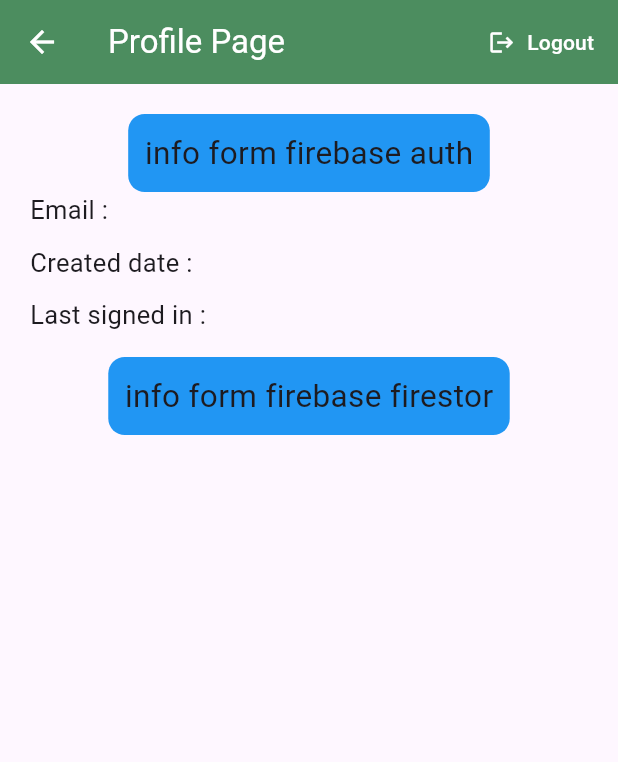
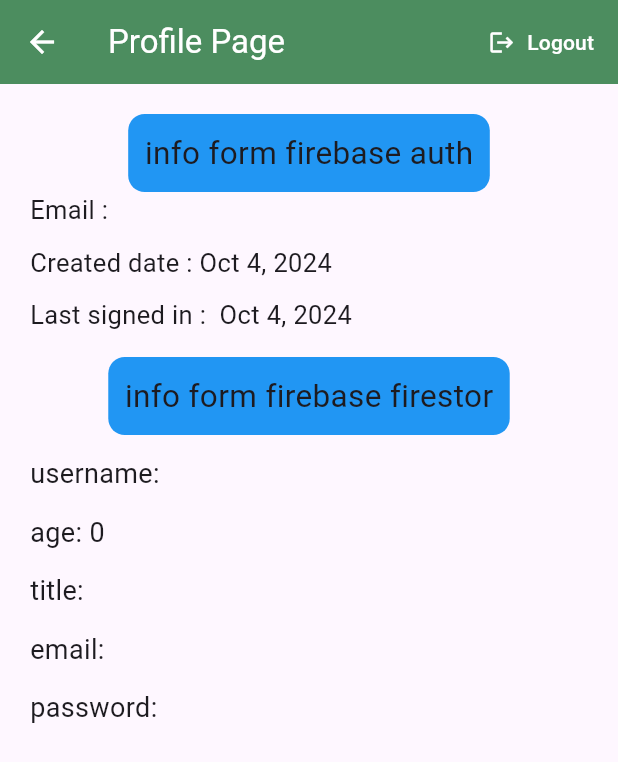
Before and after one commit to lbarsidati22/ecommerce_app, a Flutter app: the screen it shows once a user with an empty profile is signed in, in the side drawer, after a tap on "Profile Page", on a phone screen of 412 x 824 dp. Shown: the top 762 px of the screen. Run offline on Flutter 3.47's test engine with Material 3 defaults, Android fonts, the phone set to English and light mode, and no system bars; our stand-ins replace cloud_firestore, firebase_auth, firebase_core, flutter_svg, google_sign_in; accounts and stored records are empty; statements that could not run were skipped.

Commit message:
get data from firestor

```diff
--- a/lib/pages/Profile_page.dart
+++ b/lib/pages/Profile_page.dart
@@ -1,8 +1,10 @@
-// ignore_for_file: prefer_const_constructors, prefer_const_literals_to_create_immutables
+// ignore_for_file: prefer_const_constructors
 
 import 'package:ecommerce_app/shared/colors_constans.dart';
+import 'package:ecommerce_app/shared/data_firestore.dart';
 import 'package:firebase_auth/firebase_auth.dart';
 import 'package:flutter/material.dart';
+import 'package:intl/intl.dart';
 
 class ProfilePage extends StatefulWidget {
   const ProfilePage({super.key});
@@ -14,6 +16,7 @@ class ProfilePage extends StatefulWidget {
 class _ProfilePageState extends State<ProfilePage> {
   @override
   Widget build(BuildContext context) {
+    final credential = FirebaseAuth.instance.currentUser;
     return Scaffold(
       appBar: AppBar(
         title: Text(
@@ -70,7 +73,7 @@ class _ProfilePageState extends State<ProfilePage> {
               crossAxisAlignment: CrossAxisAlignment.start,
               children: [
                 Text(
-                  'Email :',
+                  'Email : ${credential!.email}',
                   style: TextStyle(
                     fontSize: 17,
                   ),
@@ -79,7 +82,7 @@ class _ProfilePageState extends State<ProfilePage> {
                   height: 11,
                 ),
                 Text(
-                  'Created date :',
+                  'Created date : ${DateFormat("MMM d, y").format(credential.metadata.creationTime!)}',
                   style: TextStyle(
                     fontSize: 17,
                   ),
@@ -88,7 +91,7 @@ class _ProfilePageState extends State<ProfilePage> {
                   height: 11,
                 ),
                 Text(
-                  'Last signed in :',
+                  'Last signed in :  ${DateFormat("MMM d, y").format(credential.metadata.lastSignInTime!)}',
                   style: TextStyle(
                     fontSize: 17,
                   ),
@@ -113,6 +116,9 @@ class _ProfilePageState extends State<ProfilePage> {
                 ),
               ),
             ),
+            GetDataFirestor(
+              documentId: credential.uid,
+            ),
           ],
         ),
       ),
--- a/lib/pages/register.dart
+++ b/lib/pages/register.dart
@@ -1,5 +1,6 @@
 // ignore_for_file: unused_local_variable
 
+import 'package:cloud_firestore/cloud_firestore.dart';
 import 'package:ecommerce_app/pages/login.dart';
 import 'package:ecommerce_app/shared/colors_constans.dart';
 import 'package:ecommerce_app/shared/constants.dart';
@@ -20,6 +21,9 @@ class _RegisterState extends State<Register> {
   bool isLoading = false;
   final emailController = TextEditingController();
   final passwordController = TextEditingController();
+  final userNameController = TextEditingController();
+  final titleController = TextEditingController();
+  final ageController = TextEditingController();
 
   bool isPassword8char = false;
   bool isPasswordhas1number = false;
@@ -61,6 +65,25 @@ class _RegisterState extends State<Register> {
         email: emailController.text,
         password: passwordController.text,
       );
+      print(credential.user!.uid);
+      CollectionReference users =
+          FirebaseFirestore.instance.collection('userss');
+
+      users
+          .doc(credential.user!.uid)
+          .set(
+            {
+              'username': userNameController.text,
+              'age': ageController.text,
+              'title': titleController.text,
+              'email': emailController.text,
+              'pass': passwordController.text,
+            },
+            SetOptions(merge: true),
+          )
+          .then((value) =>
+              print("'full_name' & 'age' merged with existing data!"))
+          .catchError((error) => print("Failed to merge data: $error"));
     } on FirebaseAuthException catch (e) {
       if (e.code == 'weak-password') {
         showSnackBar(context, 'The password provided is too weak');
@@ -81,6 +104,9 @@ class _RegisterState extends State<Register> {
   void dispose() {
     emailController.dispose();
     passwordController.dispose();
+    userNameController.dispose();
+    ageController.dispose();
+    titleController.dispose();
     super.dispose();
   }
 
@@ -105,6 +131,7 @@ class _RegisterState extends State<Register> {
               child: Column(
                 children: [
                   TextField(
+                    controller: userNameController,
                     keyboardType: TextInputType.emailAddress,
                     decoration: decorationTextFiled.copyWith(
                       hintText: 'Enter your nsername :',
@@ -117,6 +144,7 @@ class _RegisterState extends State<Register> {
                     height: 22,
                   ),
                   TextField(
+                    controller: ageController,
                     keyboardType: TextInputType.number,
                     decoration: decorationTextFiled.copyWith(
                       hintText: 'Enter your age :',
@@ -129,6 +157,7 @@ class _RegisterState extends State<Register> {
                     height: 22,
                   ),
                   TextField(
+                    controller: titleController,
                     decoration: decorationTextFiled.copyWith(
                       hintText: 'Enter your title :',
                       suffixIcon: Icon(
--- /dev/null
+++ b/lib/shared/data_firestore.dart
@@ -0,0 +1,85 @@
+import 'package:cloud_firestore/cloud_firestore.dart';
+import 'package:flutter/material.dart';
+
+class GetDataFirestor extends StatelessWidget {
+  final String documentId;
+
+  const GetDataFirestor({super.key, required this.documentId});
+
+  @override
+  Widget build(BuildContext context) {
+    CollectionReference users = FirebaseFirestore.instance.collection('userss');
+
+    return FutureBuilder<DocumentSnapshot>(
+      future: users.doc(documentId).get(),
+      builder:
+          (BuildContext context, AsyncSnapshot<DocumentSnapshot> snapshot) {
+        if (snapshot.hasError) {
+          return Text("Something went wrong");
+        }
+
+        if (snapshot.hasData && !snapshot.data!.exists) {
+          return Text("Document does not exist");
+        }
+
+        if (snapshot.connectionState == ConnectionState.done) {
+          Map<String, dynamic> data =
+              snapshot.data!.data() as Map<String, dynamic>;
+
+          return Column(
+            crossAxisAlignment: CrossAxisAlignment.start,
+            children: [
+              SizedBox(
+                height: 13,
+              ),
+              Text(
+                "username: ${data['username']} ",
+                style: TextStyle(
+                  fontSize: 18,
+                ),
+              ),
+              SizedBox(
+                height: 13,
+              ),
+              Text(
+                "age: ${data['age']} ",
+                style: TextStyle(
+                  fontSize: 18,
+                ),
+              ),
+              SizedBox(
+                height: 13,
+              ),
+              Text(
+                "title: ${data['title']} ",
+                style: TextStyle(
+                  fontSize: 18,
+                ),
+              ),
+              SizedBox(
+                height: 13,
+              ),
+              Text(
+                "email: ${data['email']} ",
+                style: TextStyle(
+                  fontSize: 18,
+                ),
+              ),
+              SizedBox(
+                height: 13,
+              ),
+              Text(
+                "password: ${data['pass']} ",
+                style: TextStyle(
+                  fontSize: 18,
+                ),
+              ),
+            ],
+          );
+        }
+
+        return Text("loading");
+      },
+    );
+  }
+}
--- a/pubspec.yaml
+++ b/pubspec.yaml
@@ -41,6 +41,7 @@ dependencies:
   google_sign_in: ^6.2.1
   flutter_svg: ^2.0.10+1
   cloud_firestore: ^5.4.3
+  intl: ^0.19.0
 
 
 dev_dependencies:
```
Also changed, not shown: pubspec.lock.
